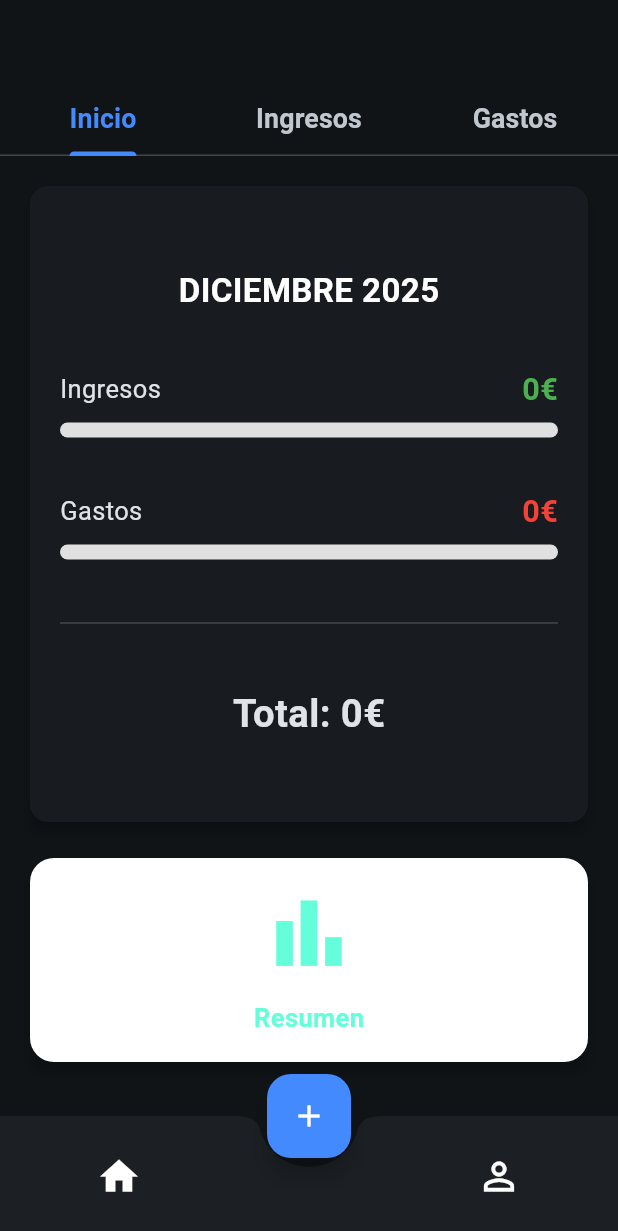
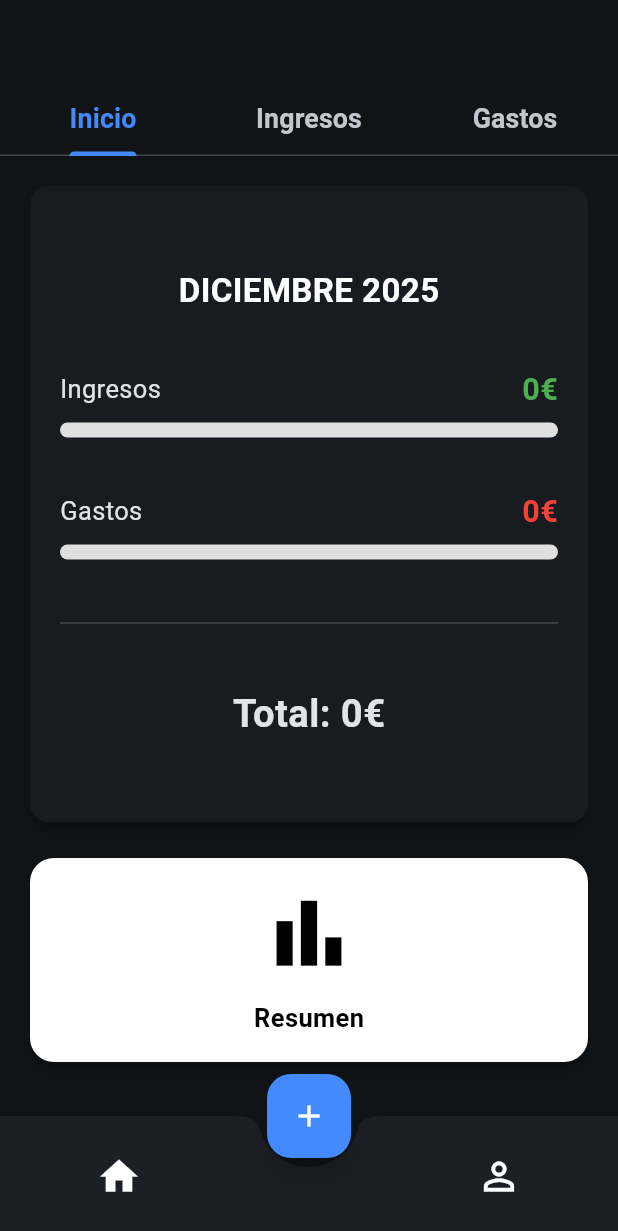
Before and after one commit to LuisTN19/Proyecto-CSI, a Flutter app: the MenuPrincipal screen opened directly, after a tap on "Finanzas", on a phone screen of 412 x 824 dp. Shown: the top 1231 px of the screen. Run offline on Flutter 3.47's test engine with Material 3 defaults, Android fonts, the phone set to English and light mode, and no system bars; our stand-ins replace image_picker, table_calendar; network calls fail.

```diff
--- a/frontend/lib/domains/finanzas/services/finanzas_service.dart
+++ b/frontend/lib/domains/finanzas/services/finanzas_service.dart
@@ -12,7 +12,7 @@ class FinanzasService {
   Map<String, String> _token() {
     return {
       'Accept': 'application/json',
-      'Content-Type': 'application/x-www-form-urlencoded',
+      'Content-Type': 'application/json',
       'Authorization': 'Bearer ${LoginService.apiToken}',
     };
   }
@@ -34,7 +34,7 @@ class FinanzasService {
           return {
             'id': item['id'],
             'nombre': item['nombre'],
-            'cantidad': (item['cantidad'] is String) ? double.parse(item['cantidad']) : item['cantidad'].toDouble(),
+            'cantidad': (item['cantidad'] as num).toDouble(), //Laravel promete enviar un número (casts), solo nos aseguramos de que sea Double
             'fecha': item['fecha'], // La fecha ya viene como string 'YYYY-MM-DD' de Laravel, que es lo que espera MovimientoCardWidget.
             'esGasto': item['esGasto'] == 1 || item['esGasto'] == true,
           };
@@ -78,12 +78,12 @@ class FinanzasService {
       final respuesta = await http.post(
         Uri.parse(_baseUrl),
         headers: _token(),
-        body: {
+        body: jsonEncode({
           'nombre': nombre,
-          'cantidad': cantidad.toStringAsFixed(2),
+          'cantidad': cantidad,
           'fecha': fecha,
           'esGasto': esGasto ? '1' : '0',
-        },
+        }),
       );
       return respuesta.statusCode == 201;
     } catch (e) {
--- a/frontend/lib/domains/finanzas/views/finanzas_view.dart
+++ b/frontend/lib/domains/finanzas/views/finanzas_view.dart
@@ -42,7 +42,7 @@ class _FinanzasViewState extends State<FinanzasView> with SelectionMixin{
     if (mounted) {
       setState(() {
         listaHistorial = historial; // Historial (pestañas)
-        listaMensual = historial; // Mes actual (Inicio), le asiganmos el historial entero, y ya possteriormente nos encargaremos nmanualmente de filtrar por mes actual
+        listaMensual = historial; // Mes actual (Inicio), le asiganmos el historial entero, y ya posteriormente nos encargaremos nmanualmente de filtrar por mes actual
       });
     }
   }
@@ -62,14 +62,14 @@ class _FinanzasViewState extends State<FinanzasView> with SelectionMixin{
   double get totalIngresos {
     return listaMensual
         .where((m) => DateTime.parse(m['fecha']).month == mesActual && DateTime.parse(m['fecha']).year == annoActual) //filtra por mes actual
-        .where((m) => m['esGasto'] == false) //filtra por ingreso
+        .where((m) => m['esGasto'] == false)                                                                           //filtra por ingreso
         .fold(0.0, (sum, item) => sum + item['cantidad']); //fold -> acumular progresivamente la variable sum a partir del valor 0.0
   }
 
   double get totalGastos {
     return listaMensual
         .where((m) => DateTime.parse(m['fecha']).month == mesActual && DateTime.parse(m['fecha']).year == annoActual) //filtra por mes actual
-        .where((m) => m['esGasto'] == true) //filtra por gasto
+        .where((m) => m['esGasto'] == true)                                                                           //filtra por gasto
         .fold(0.0, (sum, item) => sum + item['cantidad']); //fold -> acumular progresivamente la variable sum a partir del valor 0.0
   }
 
@@ -88,15 +88,12 @@ class _FinanzasViewState extends State<FinanzasView> with SelectionMixin{
     return totalMovido > 0 ? totalIngresos / totalMovido : 0.0;
   }
 
-  //funcion para quitar los centimos cuando son 0
+  //funcion para quitar los centimos cuando son 00
   String _quitar00(double m) {
-    // Comprueba si el monto tiene decimales distintos de cero
-    if (m == m.truncateToDouble()) {
-      // Si la parte decimal es .00, muestra solo la parte entera.
-      return m.toInt().toString();
+    if (m == m.truncateToDouble()) { // Comprueba si tiene decimales distintos de cero, truncate le corta la parte decimal-> es 5.25 = 5?
+      return m.toInt().toString(); // Si la parte decimal es .00, muestra solo la parte entera.
     } else {
-      // Si hay decimales, muestra dos decimales
-      return m.toStringAsFixed(2);
+      return m.toStringAsFixed(2); // Si hay decimales, muestra dos decimales
     }
   }
 
@@ -161,7 +158,7 @@ class _FinanzasViewState extends State<FinanzasView> with SelectionMixin{
                             mainAxisAlignment: MainAxisAlignment.spaceEvenly,
                             crossAxisAlignment: CrossAxisAlignment.start,
                             children: [
-
+                              //************************************************
                               Center(                                      //MES
                                 child: Text(
                                   '$nombre_del_mes $annoActual',
@@ -169,6 +166,7 @@ class _FinanzasViewState extends State<FinanzasView> with SelectionMixin{
                                 ),
                               ),
 
+                              //************************************************
 
                               Column(                                 //INGRESOS
                                 crossAxisAlignment: CrossAxisAlignment.start,
@@ -184,17 +182,14 @@ class _FinanzasViewState extends State<FinanzasView> with SelectionMixin{
                                     ],
                                   ),
                                   const SizedBox(height: 8),
-                                  LinearProgressIndicator(
-                                    value: valorIngresoBarra,
-                                    minHeight: 10,
-                                    backgroundColor: Colors.grey.shade300,
-                                    color: Colors.green,
-                                    borderRadius: BorderRadius.circular(5),
+
+                                  //Barra
+                                  LinearProgressIndicator(value: valorIngresoBarra, minHeight: 10, backgroundColor: Colors.grey.shade300, color: Colors.green, borderRadius: BorderRadius.circular(5),
                                   ),
                                 ],
                               ),
 
-
+                              //************************************************
 
                               Column(                                   //GASTOS
                                 crossAxisAlignment: CrossAxisAlignment.start,
@@ -210,18 +205,18 @@ class _FinanzasViewState extends State<FinanzasView> with SelectionMixin{
                                     ],
                                   ),
                                   const SizedBox(height: 8),
-                                  LinearProgressIndicator(
-                                    value: valorGastoBarra,
-                                    minHeight: 10,
-                                    backgroundColor: Colors.grey.shade300,
-                                    color: Colors.red,
-                                    borderRadius: BorderRadius.circular(5),
+
+                                  //Barra
+                                  LinearProgressIndicator(value: valorGastoBarra, minHeight: 10, backgroundColor: Colors.grey.shade300, color: Colors.red, borderRadius: BorderRadius.circular(5),
                                   ),
                                 ],
                               ),
 
+                              //************************************************
+
                               const Divider(thickness: 1),
-                              Center(
+
+                              Center(                                   //TOTAL
                                 child: Text(
                                   'Total: ${_quitar00(totalNeto)}€',
                                   style: const TextStyle(fontSize: 30, fontWeight: FontWeight.bold),
@@ -236,8 +231,9 @@ class _FinanzasViewState extends State<FinanzasView> with SelectionMixin{
 
                     const SizedBox(height: 16),
 
+                    //----------------------------------------------------------
 
-                    Expanded(     //Resumen
+                    Expanded(                                          //RESUMEN
                       flex: 1,
                       child: SizedBox.expand(
                         child: Card(
@@ -257,14 +253,14 @@ class _FinanzasViewState extends State<FinanzasView> with SelectionMixin{
                             child: const Column(
                               mainAxisAlignment: MainAxisAlignment.center,
                               children: [
-                                Icon(Icons.bar_chart, size: 65, color: Colors.tealAccent),
+                                Icon(Icons.bar_chart, size: 65, color: Colors.black),
                                 SizedBox(height: 12),
                                 Text(
                                   'Resumen',
                                   style: TextStyle(
                                       fontSize: 20,
                                       fontWeight: FontWeight.bold,
-                                      color: Colors.tealAccent
+                                      color: Colors.black
                                   ),
                                 ),
                               ],
```
Also changed, not shown: frontend/lib/domains/agenda/views/agenda_view.dart (+32 -30 lines), frontend/lib/domains/agenda/widgets/crear_evento_widget.dart (+26 -27 lines), frontend/lib/domains/finanzas/widgets/crear_movimientos_widget.dart (+40 -49 lines), frontend/lib/domains/finanzas/widgets/movimiento_card_widget.dart (+14 -14 lines), frontend/lib/domains/habitos/services/habitos_service.dart (+5 -2 lines), frontend/lib/domains/habitos/views/habitos_view.dart (+9 -16 lines), frontend/lib/domains/habitos/widgets/crear_habito_widget.dart (+24 -25 lines), frontend/lib/domains/habitos/widgets/habitos_card_widget.dart (+5 -3 lines), 10 other files.
